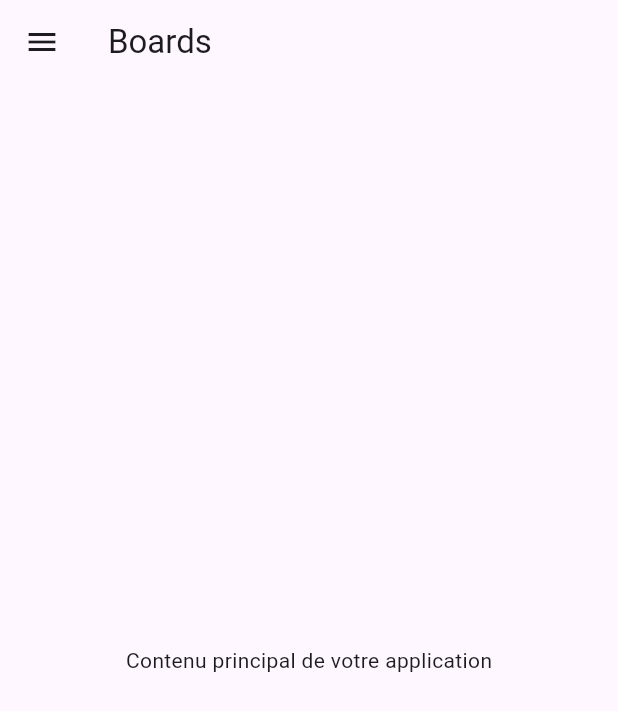
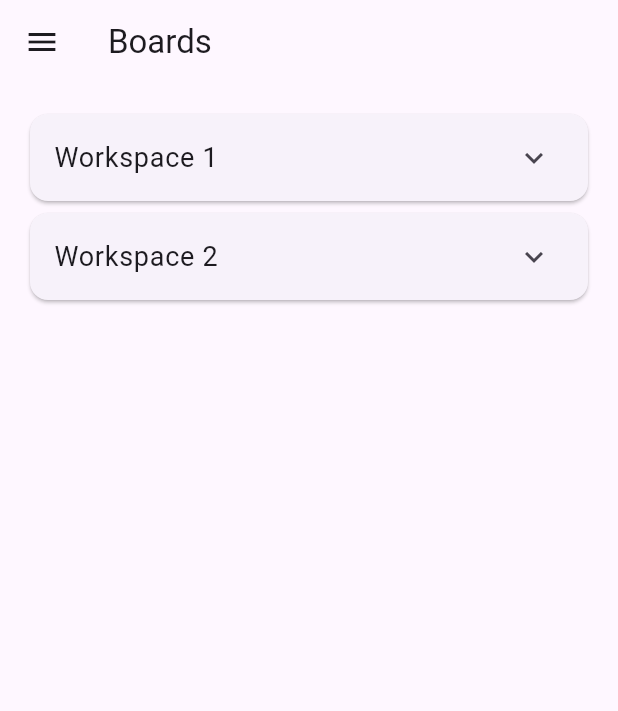
Before and after one commit to antoinelabard/TrellTech, a Flutter app: the screen it shows after launch, on a phone screen of 412 x 824 dp. Shown: the top 711 px of the screen. Run offline on Flutter 3.47's test engine with Material 3 defaults, Android fonts, the phone set to English and light mode, and no system bars.

Commit message:
Dynamic menu linked to main body

```diff
--- a/trelltech/lib/main.dart
+++ b/trelltech/lib/main.dart
@@ -3,7 +3,6 @@ import 'package:flutter/material.dart';
 void main() {
   runApp(MyApp());
 }
-
 
 class MyApp extends StatelessWidget {
   @override
@@ -21,16 +20,18 @@ class MyHomePage extends StatefulWidget {
 
 class _MyHomePageState extends State<MyHomePage> {
   final GlobalKey<ScaffoldState> _scaffoldKey = GlobalKey<ScaffoldState>();
+  String selectedWorkspace = 'Boards'; // Default category
+
   @override
   Widget build(BuildContext context) {
     return Scaffold(
-      key: _scaffoldKey, // Set the key to the scaffold
+      key: _scaffoldKey,
       appBar: AppBar(
-        title: Text('Boards'),
+        title: Text(selectedWorkspace),
         leading: IconButton(
           icon: Icon(Icons.menu),
           onPressed: () {
-            _scaffoldKey.currentState?.openDrawer(); // Use the scaffold key to open the drawer
+            _scaffoldKey.currentState?.openDrawer();
           },
         ),
       ),
@@ -72,27 +73,105 @@ class _MyHomePageState extends State<MyHomePage> {
             ListTile(
               title: Text('Boards'),
               onTap: () {
-                // Implement the action for the first menu option
+                // Implement the action for the Boards menu option
+                setState(() {
+                  selectedWorkspace = 'Boards';
+                });
                 Navigator.pop(context);
               },
             ),
-            ExpansionTile(title: Text('Workspaces'),
+            ExpansionTile(
+              title: Text('Workspaces'),
               children: [
                 ListTile(
+                  leading: Icon(Icons.groups),
                   title: Text('Workspace 1'),
                   onTap: () {
+                    // Implement the action for Workspace 1
+                    setState(() {
+                      selectedWorkspace = 'Workspace 1';
+                    });
                     Navigator.pop(context);
                   },
                 ),
-              ListTile()
+                ListTile(
+                  leading: Icon(Icons.groups),
+                  title: Text('Workspace 2'),
+                  onTap: () {
+                    // Implement the action for Workspace 2
+                    setState(() {
+                      selectedWorkspace = 'Workspace 2';
+                    });
+                    Navigator.pop(context);
+                  },
+                ),
               ],
-            )
-            // Add other menu options as needed
+            ),
           ],
         ),
       ),
-      body: Center(
-        child: Text('Contenu principal de votre application'),
+      body: WorkspaceCategories(selectedWorkspace),
+    );
+  }
+}
+
+class WorkspaceCategories extends StatelessWidget {
+  final String selectedCategory;
+
+  WorkspaceCategories(this.selectedCategory);
+
+  @override
+  Widget build(BuildContext context) {
+    return ListView.builder(
+      padding: EdgeInsets.all(16),
+      itemCount: 1, // Set itemCount to 1 to force a single build
+      itemBuilder: (context, index) {
+        return _buildCategoryContent(selectedCategory);
+      },
+    );
+  }
+
+  Widget _buildCategoryContent(String category) {
+    if (category == 'Boards') {
+      return Column(
+        children: [
+          WorkspaceCategory('Workspace 1', ['Board 1', 'Board 2', 'Board 3']),
+          WorkspaceCategory('Workspace 2', ['Board 4', 'Board 5']),
+          // Add more categories as needed
+        ],
+      );
+    } else if (category == 'Workspace 1') {
+      return WorkspaceCategory('Workspace 1', ['Board 1', 'Board 2', 'Board 3']);
+    } else if (category == 'Workspace 2') {
+      return WorkspaceCategory('Workspace 2', ['Board 4', 'Board 5']);
+    } else {
+      // Return a default or empty widget for unknown categories
+      return Container();
+    }
+  }
+}
+
+
+class WorkspaceCategory extends StatelessWidget {
+  final String categoryName;
+  final List<String> boards;
+
+  WorkspaceCategory(this.categoryName, this.boards);
+
+  @override
+  Widget build(BuildContext context) {
+    return Card(
+      child: ExpansionTile(
+        title: Text(categoryName, style: TextStyle(fontSize: 18)),
+        children: boards.map((board) {
+          return ListTile(
+            title: Text(board),
+            onTap: () {
+              // Implement the action for the selected board
+              Navigator.pop(context);
+            },
+          );
+        }).toList(),
       ),
     );
   }
```
Lines whose indentation alone changed are shown as unchanged.
